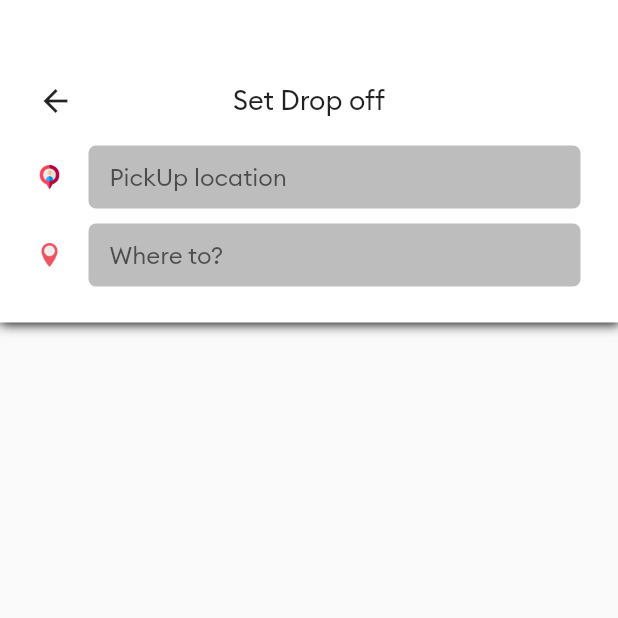
After one commit to softDevos/uber, a Flutter app: the SearchLocation screen opened directly, on a phone screen of 412 x 824 dp, the top half of it. The commit adds this screen. Run offline on Flutter 3.47's test engine with Material 2 defaults, Android fonts, the phone set to English and light mode, and no system bars; our stand-ins replace firebase_auth, firebase_core, firebase_database, fluttertoast, geolocator, google_maps_flutter; accounts and stored records are empty.

Commit message:
Search, api

```diff
--- /dev/null
+++ b/lib/search_location.dart
@@ -0,0 +1,179 @@
+import 'dart:convert';
+
+import 'package:flutter/material.dart';
+import 'package:http/http.dart' as http;
+import 'package:uber/config.dart';
+
+class SearchLocation extends StatefulWidget {
+  const SearchLocation({Key? key}) : super(key: key);
+
+  @override
+  _SearchLocationState createState() => _SearchLocationState();
+}
+
+class _SearchLocationState extends State<SearchLocation> {
+  TextEditingController txtPick = TextEditingController();
+  TextEditingController txtDrop = TextEditingController();
+  @override
+  Widget build(BuildContext context) {
+    return Scaffold(
+      body: Column(
+        children: [
+          Container(
+            height: 215,
+            decoration: const BoxDecoration(
+              color: Colors.white,
+              boxShadow: [
+                BoxShadow(
+                  color: Colors.black,
+                  blurRadius: 6,
+                  spreadRadius: 0.5,
+                  offset: Offset(0.7, 0.7),
+                ),
+              ],
+            ),
+            child: Padding(
+              padding: const EdgeInsets.only(
+                left: 25,
+                top: 50,
+                right: 25,
+                bottom: 20,
+              ),
+              child: Column(
+                children: [
+                  const SizedBox(height: 5),
+                  Stack(
+                    children: [
+                      GestureDetector(
+                        onTap: () {
+                          Navigator.of(context).pop();
+                        },
+                        child: const Icon(Icons.arrow_back),
+                      ),
+                      const Center(
+                        child: Text(
+                          "Set Drop off",
+                          style: TextStyle(
+                            fontFamily: 'Brand Bold',
+                            fontSize: 18,
+                          ),
+                        ),
+                      ),
+                    ],
+                  ),
+                  const SizedBox(height: 18),
+                  Row(
+                    children: [
+                      Image.asset(
+                        "assets/images/pickicon.png",
+                        height: 16,
+                        width: 16,
+                      ),
+                      const SizedBox(width: 18),
+                      Expanded(
+                        child: Container(
+                          decoration: BoxDecoration(
+                            color: Colors.grey[400],
+                            borderRadius: BorderRadius.circular(5),
+                          ),
+                          child: Padding(
+                            padding: const EdgeInsets.all(3),
+                            child: TextField(
+                              controller: txtPick,
+                              decoration: InputDecoration(
+                                hintText: "PickUp location",
+                                fillColor: Colors.grey[400],
+                                filled: true,
+                                border: InputBorder.none,
+                                isDense: true,
+                                contentPadding: const EdgeInsets.only(
+                                  left: 11,
+                                  top: 8,
+                                  bottom: 8,
+                                ),
+                              ),
+                            ),
+                          ),
+                        ),
+                      )
+                    ],
+                  ),
+                  const SizedBox(height: 10),
+                  Row(
+                    children: [
+                      Image.asset(
+                        "assets/images/desticon.png",
+                        height: 16,
+                        width: 16,
+                      ),
+                      const SizedBox(width: 18),
+                      Expanded(
+                        child: Container(
+                          decoration: BoxDecoration(
+                            color: Colors.grey[400],
+                            borderRadius: BorderRadius.circular(5),
+                          ),
+                          child: Padding(
+                            padding: const EdgeInsets.all(3),
+                            child: TextField(
+                              controller: txtDrop,
+                              onChanged: (val) {
+                                findPlace(val);
+                              },
+                              decoration: InputDecoration(
+                                hintText: "Where to?",
+                                fillColor: Colors.grey[400],
+                                filled: true,
+                                border: InputBorder.none,
+                                isDense: true,
+                                contentPadding: const EdgeInsets.only(
+                                  left: 11,
+                                  top: 8,
+                                  bottom: 8,
+                                ),
+                              ),
+                            ),
+                          ),
+                        ),
+                      )
+                    ],
+                  ),
+                ],
+              ),
+            ),
+          ),
+        ],
+      ),
+    );
+  }
+
+  void findPlace(String placeName) async {
+    if (placeName.length > 1) {
+      String autoCompleteUrl =
+          "https://maps.googleapis.com/maps/api/place/autocomplete/json?input=$placeName&types=geocode&key=$mapKey&components=country:SA";
+
+      var res = await getRequest(autoCompleteUrl);
+      if (res == 'failed') {
+        return;
+      }
+      print(res);
+    }
+  }
+
+  // Request assistant
+  static Future<dynamic> getRequest(String url) async {
+    try {
+      http.Response response = await http.get(Uri.parse(url));
+
+      if (response.statusCode == 200) {
+        String jSonData = response.body;
+        var decodedData = jsonDecode(jSonData);
+        return decodedData;
+      } else {
+        return 'failed';
+      }
+    } catch (exp) {
+      return 'failed';
+    }
+  }
+}
--- a/pubspec.yaml
+++ b/pubspec.yaml
@@ -18,7 +18,8 @@ dependencies:
   firebase_database: ^9.0.8
   fluttertoast: ^8.0.9
   google_maps_flutter: ^2.1.3
-
+  geolocator: ^8.2.0
+  http: ^0.13.4
 
 dev_dependencies:
   flutter_test:
@@ -43,7 +44,6 @@ flutter:
     - assets/images/taxi.png
     - assets/images/user_icon.png
 
-
   fonts:
     - family: Signatra
       fonts:
```
Also changed, not shown: lib/home.dart (+84 -31 lines), pubspec.lock, 4 other files.
